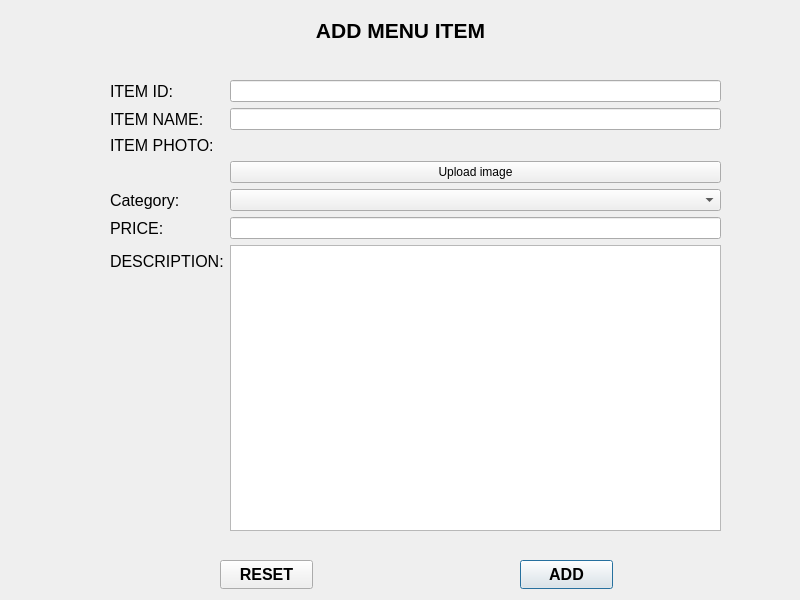
Qt form RMS_qt/addmenuitem.ui (dev-pratik02/RMS) before a commit.
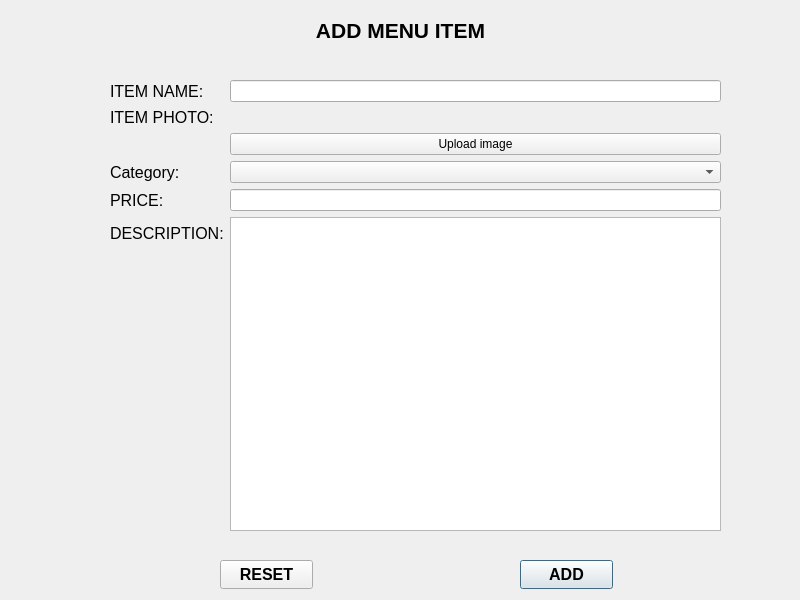
The same form after that commit.

```diff
--- a/RMS_qt/addmenuitem.ui
+++ b/RMS_qt/addmenuitem.ui
@@ -94,23 +94,7 @@
     </rect>
    </property>
    <layout class="QFormLayout" name="formLayout">
-    <item row="0" column="0">
-     <widget class="QLabel" name="label">
-      <property name="font">
-       <font>
-        <family>Arial</family>
-        <pointsize>12</pointsize>
-       </font>
-      </property>
-      <property name="text">
-       <string>ITEM ID:</string>
-      </property>
-     </widget>
-    </item>
-    <item row="0" column="1">
-     <widget class="QLineEdit" name="item_id"/>
-    </item>
-    <item row="2" column="0">
+    <item row="1" column="0">
      <widget class="QLabel" name="ITEMNAME">
       <property name="font">
        <font>
@@ -125,10 +109,10 @@
       </property>
      </widget>
     </item>
-    <item row="2" column="1">
+    <item row="1" column="1">
      <widget class="QLineEdit" name="item_name"/>
     </item>
-    <item row="4" column="0">
+    <item row="3" column="0">
      <widget class="QLabel" name="label_2">
       <property name="font">
        <font>
@@ -141,21 +125,21 @@
       </property>
      </widget>
     </item>
-    <item row="4" column="1">
+    <item row="3" column="1">
      <widget class="QLabel" name="image_preview">
       <property name="text">
        <string/>
       </property>
      </widget>
     </item>
-    <item row="5" column="1">
+    <item row="4" column="1">
      <widget class="QPushButton" name="image_upload">
       <property name="text">
        <string>Upload image</string>
       </property>
      </widget>
     </item>
-    <item row="6" column="0">
+    <item row="5" column="0">
      <widget class="QLabel" name="PRICE_2">
       <property name="font">
        <font>
@@ -168,10 +152,10 @@
       </property>
      </widget>
     </item>
-    <item row="6" column="1">
+    <item row="5" column="1">
      <widget class="QComboBox" name="combo_category"/>
     </item>
-    <item row="8" column="0">
+    <item row="7" column="0">
      <widget class="QLabel" name="PRICE">
       <property name="font">
        <font>
@@ -184,14 +168,14 @@
       </property>
      </widget>
     </item>
-    <item row="8" column="1">
+    <item row="7" column="1">
      <widget class="QLineEdit" name="item_price">
       <property name="text">
        <string/>
       </property>
      </widget>
     </item>
-    <item row="10" column="0">
+    <item row="9" column="0">
      <widget class="QLabel" name="DESCRIPTION">
       <property name="font">
        <font>
@@ -204,7 +188,7 @@
       </property>
      </widget>
     </item>
-    <item row="10" column="1">
+    <item row="9" column="1">
      <widget class="QPlainTextEdit" name="item_description">
       <property name="plainText">
        <string/>
```
